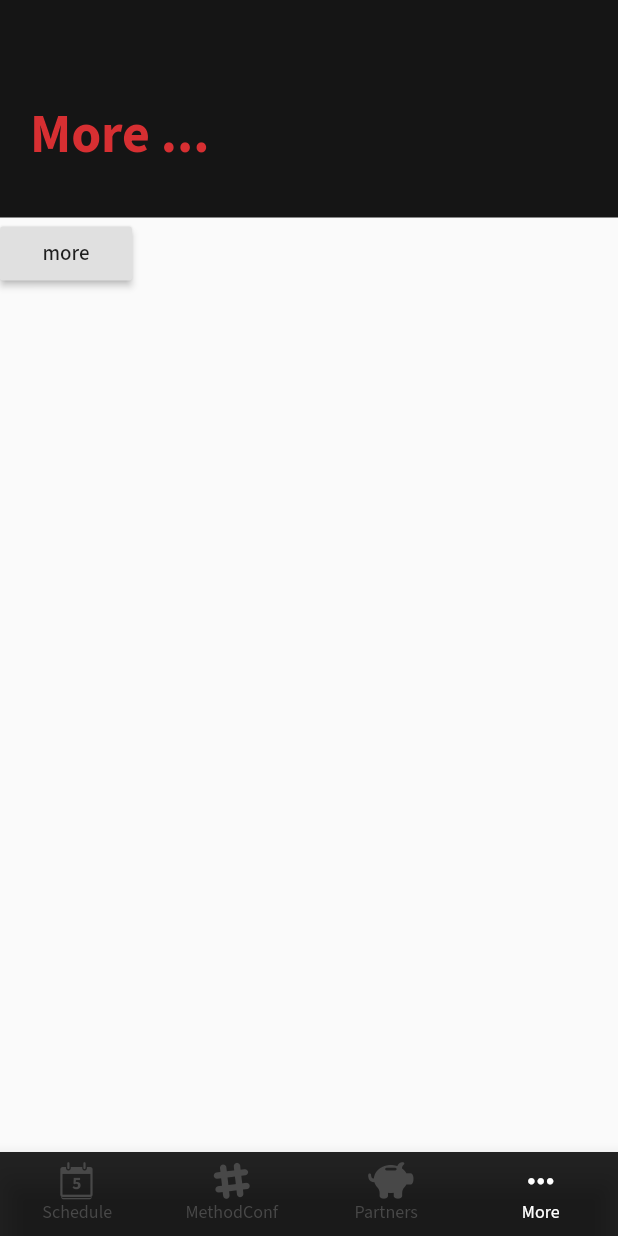
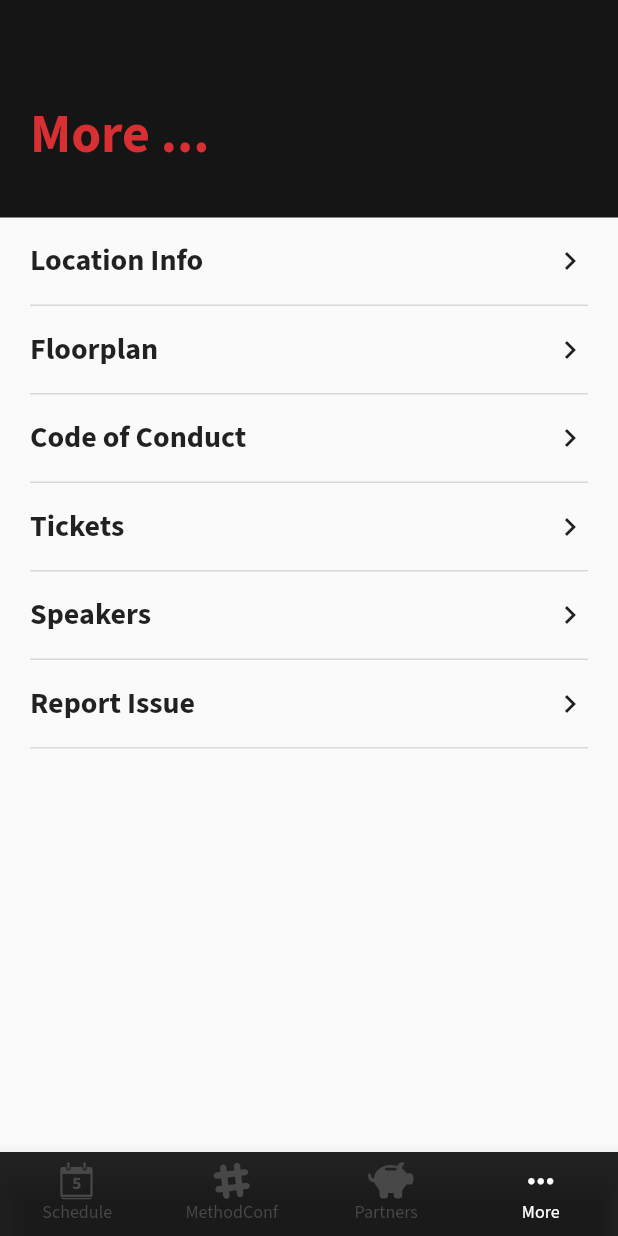
Before and after one commit to sgfdevs/method_conf_app, a Flutter app: the screen it shows after launch, item 4 of the bottom bar chosen, on a phone screen of 412 x 824 dp. Run offline on Flutter 3.47's test engine with Material 2 defaults, Android fonts, the phone set to English and light mode, and no system bars; our stand-ins replace flutter_dotenv, google_fonts, sentry.

Commit message:
More screen main content

```diff
--- a/lib/screens/more_screen.dart
+++ b/lib/screens/more_screen.dart
@@ -1,6 +1,7 @@
 import 'package:flutter/material.dart';
+
+import 'package:method_conf_app/widgets/app_list_item.dart';
 import 'package:method_conf_app/widgets/app_navigator.dart';
-
 import 'package:method_conf_app/widgets/app_screen.dart';
 
 class MoreScreen extends StatelessWidget {
@@ -8,31 +9,20 @@ class MoreScreen extends StatelessWidget {
   Widget build(BuildContext context) {
     return AppScreen(
       title: 'More ...',
-      body: Column(
+      body: ListView(
+        padding: EdgeInsets.symmetric(horizontal: 20),
         children: <Widget>[
-          Container(
-              child: RaisedButton(
-            child: Text('more'),
-            onPressed: () {
-              AppNavigator.pushNamed('/more/nested');
-            },
-          )),
+          AppListItem(text: 'Location Info'),
+          AppListItem(text: 'Floorplan'),
+          AppListItem(text: 'Code of Conduct'),
+          AppListItem(text: 'Tickets'),
+          AppListItem(
+            text: 'Speakers',
+            onTap: () => AppNavigator.pushNamed('/more/speakers'),
+          ),
+          AppListItem(text: 'Report Issue'),
         ],
       ),
     );
   }
 }
-
-class NestedMoreScreen extends StatelessWidget {
-  @override
-  Widget build(BuildContext context) {
-    return AppScreen(
-      title: 'Nested More ...',
-      body: Column(
-        children: <Widget>[
-          Container(child: Text('More')),
-        ],
-      ),
-    );
-  }
-}
--- /dev/null
+++ b/lib/screens/speakers_screen.dart
@@ -0,0 +1,15 @@
+import 'package:flutter/material.dart';
+
+import 'package:method_conf_app/widgets/app_screen.dart';
+
+class SpeakersScreen extends StatelessWidget {
+  @override
+  Widget build(BuildContext context) {
+    return AppScreen(
+      title: 'Speakers',
+      body: Container(
+        child: Text('Speakers'),
+      ),
+    );
+  }
+}
--- a/lib/theme.dart
+++ b/lib/theme.dart
@@ -10,7 +10,8 @@ class AppColors {
   static const primaryLight = Color(0xff484848);
   static const neutral = Color(0xff979797);
   static const neutralMidLight = Color(0xffb7b7b7);
-  static const neutralLight = Color(0xfff3f3f3);
+  static const neutralLight = Color(0xffd8d8d8);
+  static const neutralExtraLight = Color(0xfff3f3f3);
   static const twitterPrimary = Color(0xff1da1F2);
 }
 
--- /dev/null
+++ b/lib/widgets/app_list_item.dart
@@ -0,0 +1,37 @@
+import 'package:flutter/material.dart';
+
+import 'package:method_conf_app/theme.dart';
+
+class AppListItem extends StatelessWidget {
+  final GestureTapCallback onTap;
+  final String text;
+
+  const AppListItem({Key key, this.onTap, this.text}) : super(key: key);
+
+  @override
+  Widget build(BuildContext context) {
+    return GestureDetector(
+      onTap: onTap,
+      child: Container(
+        decoration: BoxDecoration(
+          border: Border(
+            bottom: BorderSide(width: 1, color: AppColors.neutralLight),
+          ),
+        ),
+        child: Padding(
+          padding: EdgeInsets.symmetric(vertical: 15),
+          child: Row(
+            mainAxisAlignment: MainAxisAlignment.spaceBetween,
+            children: <Widget>[
+              Text(
+                text,
+                style: TextStyle(fontSize: 20, fontWeight: FontWeight.bold),
+              ),
+              Icon(Icons.chevron_right, size: 24),
+            ],
+          ),
+        ),
+      ),
+    );
+  }
+}
--- a/lib/widgets/app_navigation.dart
+++ b/lib/widgets/app_navigation.dart
@@ -1,13 +1,14 @@
 import 'package:flutter/material.dart';
 
+import 'package:method_conf_app/theme.dart';
+import 'package:method_conf_app/utils/app_icons.dart';
+import 'package:method_conf_app/widgets/app_navigator.dart';
 import 'package:method_conf_app/screens/more_screen.dart';
 import 'package:method_conf_app/screens/not_found_screen.dart';
 import 'package:method_conf_app/screens/partners_screen.dart';
 import 'package:method_conf_app/screens/schedule_screen.dart';
 import 'package:method_conf_app/screens/social_feed_screen.dart';
-import 'package:method_conf_app/theme.dart';
-import 'package:method_conf_app/utils/app_icons.dart';
-import 'package:method_conf_app/widgets/app_navigator.dart';
+import 'package:method_conf_app/screens/speakers_screen.dart';
 
 class AppNavigation extends StatefulWidget {
   @override
@@ -20,7 +21,7 @@ class _AppNavigationState extends State<AppNavigation> {
     '/social-feed': (context) => SocialFeedScreen(),
     '/partners': (context) => PartnersScreen(),
     '/more': (context) => MoreScreen(),
-    '/more/nested': (context) => NestedMoreScreen(),
+    '/more/speakers': (context) => SpeakersScreen(),
   };
 
 
```
